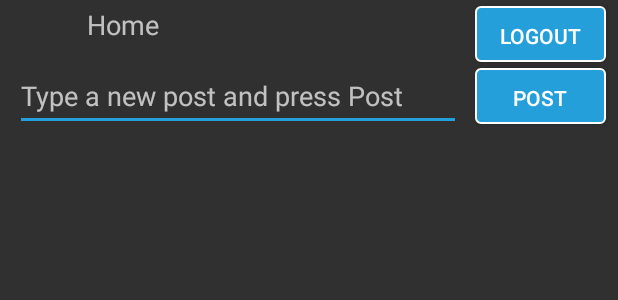
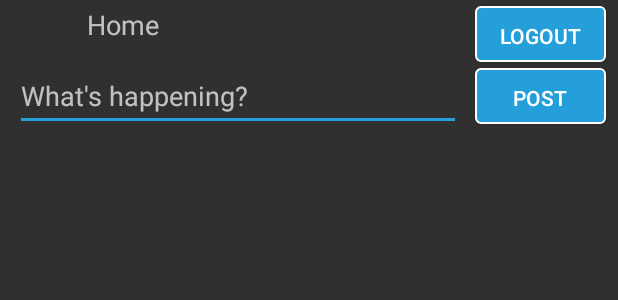
Before and after one commit to chefBrian/BlueFletch, an Android app: the layout activity_feed.xml on its own in the app's theme, with its tools: preview values and no code run, on a phone screen of 412 x 824 dp. Shown: the top 300 px of the screen. Run offline under Robolectric (Android 15) with nearby library versions, the phone set to English and light mode, and no system bars; network calls fail.

Commit message:
change string text for post

```diff
--- a/BlueFletch/app/src/main/res/values/strings.xml
+++ b/BlueFletch/app/src/main/res/values/strings.xml
@@ -7,7 +7,7 @@
     <string name="feed">Home</string>
     <string name="logout">Logout</string>
     <string name="post">Post</string>
-    <string name="post_text">Type a new post and press Post</string>
+    <string name="post_text">What\'s happening?</string>
 
     <string name="login_preference">edu.brian.bluefletch_login_preference</string>
     <string name="login_status_preference">edu.brian.bluefletch_login_stratus_preference</string>
```
